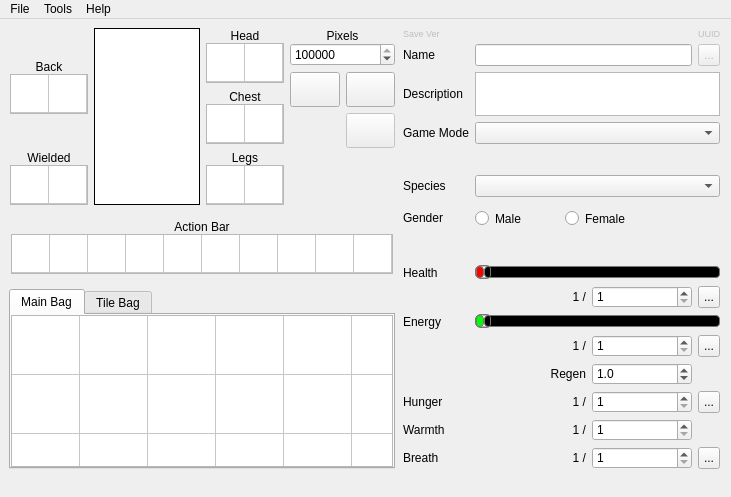
wizzomafizzo/starcheat, file starcheat/templates/MainWindow.ui: the form before one commit.
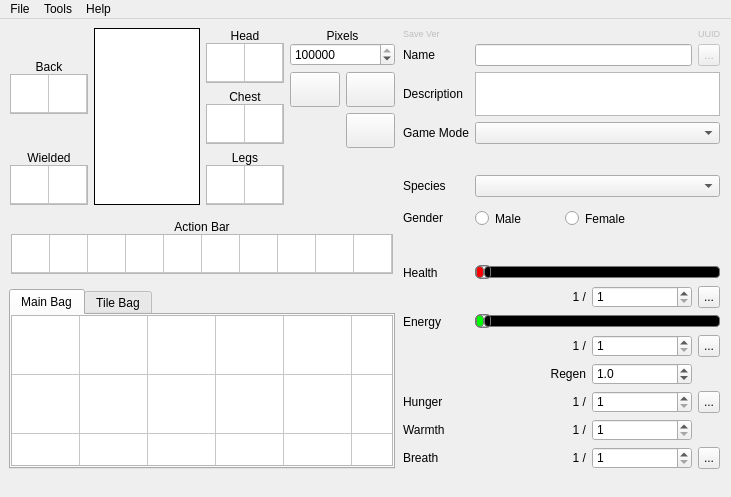
The form after the commit. Icons and pictures are not drawn.

Diff of the .ui file:
```diff
--- a/starcheat/templates/MainWindow.ui
+++ b/starcheat/templates/MainWindow.ui
@@ -823,7 +823,7 @@
             <item row="1" column="1">
              <widget class="QPushButton" name="techs_button">
               <property name="enabled">
-               <bool>false</bool>
+               <bool>true</bool>
               </property>
               <property name="sizePolicy">
                <sizepolicy hsizetype="Minimum" vsizetype="Minimum">
@@ -1118,7 +1118,7 @@
            <number>0</number>
           </property>
           <property name="bottomMargin">
-           <number>0</number>
+           <number>1</number>
           </property>
           <property name="spacing">
            <number>0</number>
```
